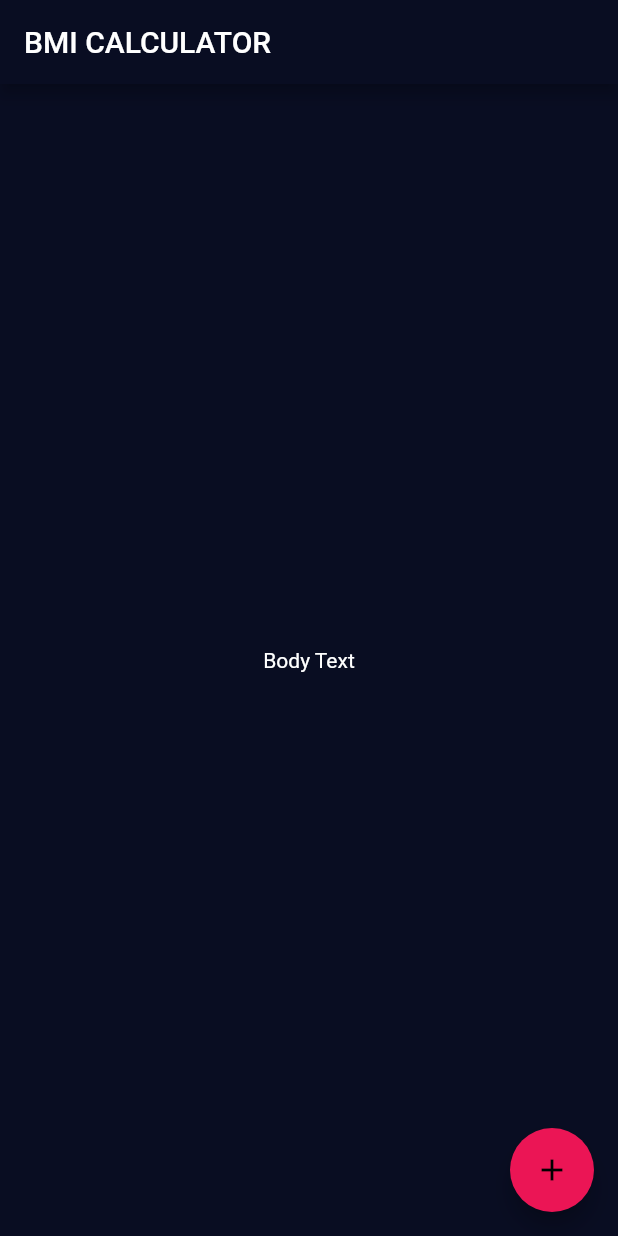
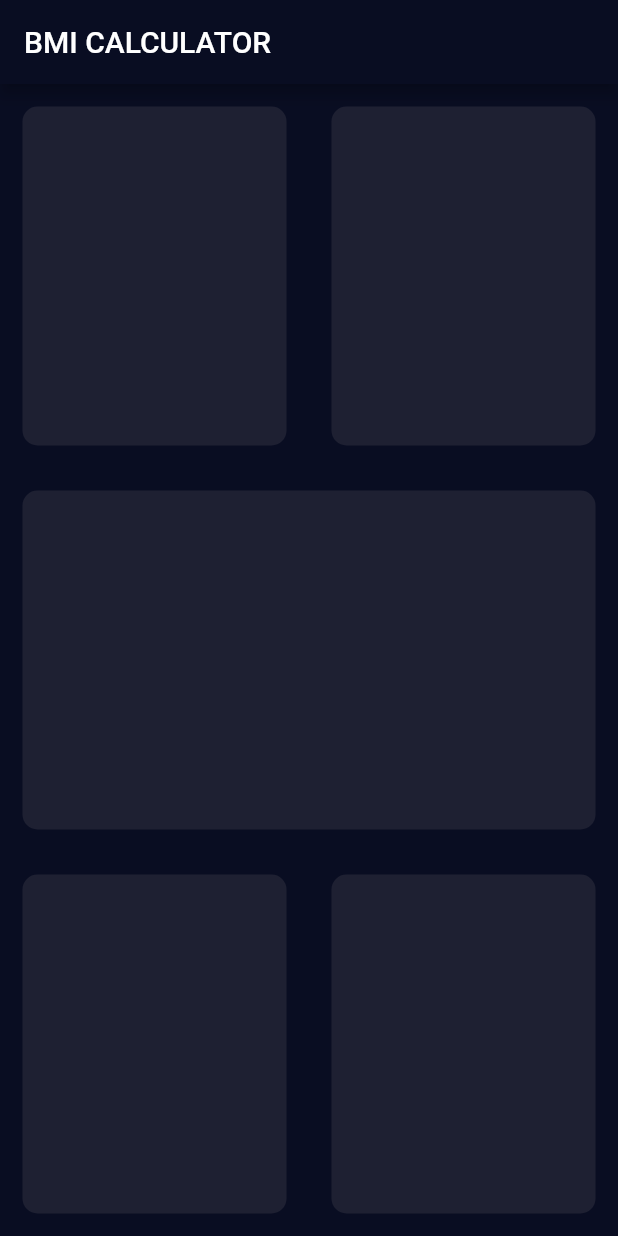
Before and after one commit to T-Davis/flutter_demos, a Flutter app: the screen it shows after launch, on a phone screen of 412 x 824 dp. Run offline on Flutter 3.47's test engine with Material 2 defaults, Android fonts, the phone set to English and light mode, and no system bars; our stand-ins replace audioplayers, google_fonts, rflutter_alert.

Commit message:
Add app layout

```diff
--- a/bmi-calculator-flutter/lib/input_page.dart
+++ b/bmi-calculator-flutter/lib/input_page.dart
@@ -9,14 +9,52 @@ class _InputPageState extends State<InputPage> {
   @override
   Widget build(BuildContext context) {
     return Scaffold(
-      appBar: AppBar(
-        title: Text('BMI CALCULATOR'),
-      ),
-      body: Center(
-        child: Text('Body Text'),
-      ),
-      floatingActionButton: FloatingActionButton(
-        child: Icon(Icons.add),
+        appBar: AppBar(
+          title: Text('BMI CALCULATOR'),
+        ),
+        body: Column(
+          children: <Widget>[
+            Expanded(
+                child: Row(
+              children: <Widget>[
+                Expanded(
+                  child: Card(color: Color(0xFF1E2032)),
+                ),
+                Expanded(
+                  child: Card(color: Color(0xFF1E2032)),
+                )
+              ],
+            )),
+            Expanded(
+              child: Card(color: Color(0xFF1E2032)),
+            ),
+            Expanded(
+                child: Row(
+              children: <Widget>[
+                Expanded(
+                  child: Card(color: Color(0xFF1E2032)),
+                ),
+                Expanded(
+                  child: Card(color: Color(0xFF1E2032)),
+                )
+              ],
+            ))
+          ],
+        ));
+  }
+}
+
+class Card extends StatelessWidget {
+  final Color color;
+  Card({@required this.color});
+
+  @override
+  Widget build(BuildContext context) {
+    return Container(
+      margin: EdgeInsets.all(15),
+      decoration: BoxDecoration(
+        color: this.color,
+        borderRadius: BorderRadius.circular(10),
       ),
     );
   }
```
